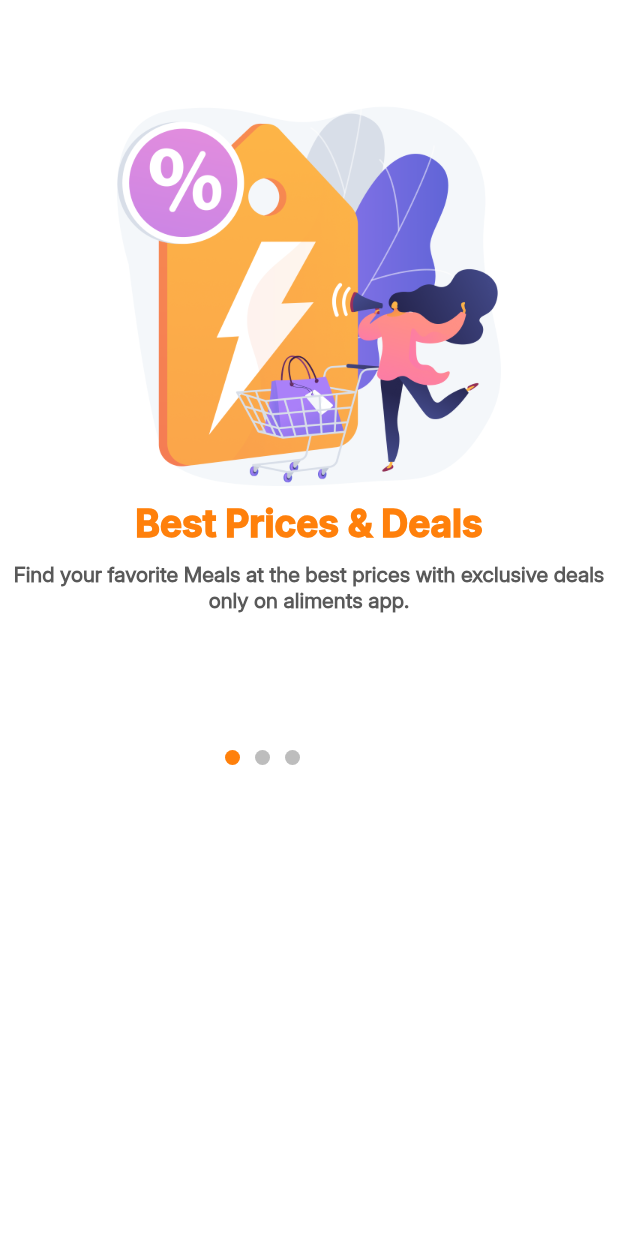
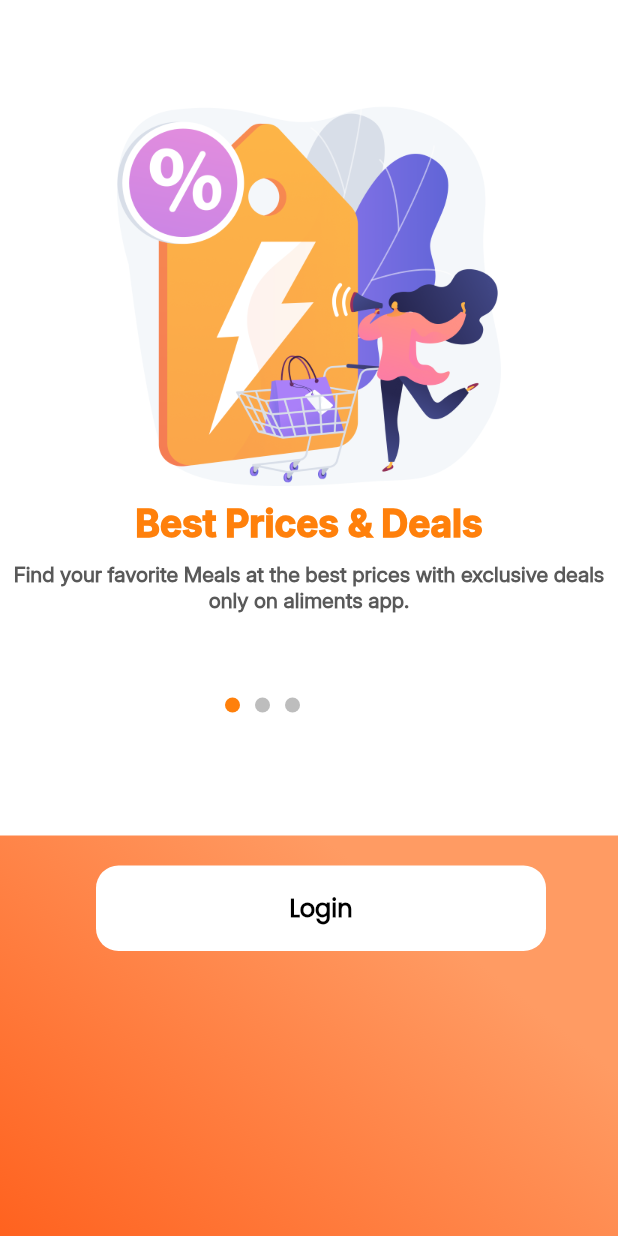
Before and after one commit to Developer-Waqas/Login-SignUp_UI, a Flutter app: the screen it shows after launch, on a phone screen of 412 x 824 dp. Run offline on Flutter 3.47's test engine with Material 3 defaults, Android fonts, the phone set to English and light mode, and no system bars; our stand-ins replace get.

Commit message:
Initial Commit

```diff
--- a/lib/constants/app_style/app_style.dart
+++ b/lib/constants/app_style/app_style.dart
@@ -30,4 +30,12 @@
     color: Color(0xff595959),
     decoration: TextDecoration.none,
   );
+
+  // Button Style
+  static const TextStyle buttonStyle1 = TextStyle(
+    fontSize: 16,
+    fontFamily: 'PoppinsRegular',
+    color: Colors.black,
+    decoration: TextDecoration.none,
+  );
 }
--- a/lib/screens/onboarding_screen/onboarding_screen.dart
+++ b/lib/screens/onboarding_screen/onboarding_screen.dart
@@ -1,3 +1,5 @@
+import 'package:login_signup_ui/widgets/custom_button/custom_button.dart';
+
 import '../../constants/app_linker/app_linker.dart';
 
 class OnboardingScreen extends StatelessWidget {
@@ -50,7 +52,7 @@
               );
             }),
         Positioned(
-          top: 500,
+          top: 465,
           left: 145,
           child: Obx(
             () => Row(
@@ -75,7 +77,40 @@
         ),
         SizedBox(
           height: 50,
-        )
+        ),
+        Positioned(
+          bottom: 0,
+          child: Container(
+            height: 267,
+            width: 428,
+            decoration: BoxDecoration(
+              gradient: LinearGradient(
+                begin: Alignment.topCenter,
+                end: Alignment.bottomLeft,
+                colors: [
+                  AppColors().primaryGradColor,
+                  AppColors().secondaryGradColor,
+                ],
+              ),
+            ),
+            child: Column(
+              children: [
+                SizedBox(
+                  height: 20,
+                ),
+                CustomButton(
+                  onPressed: () {},
+                  text: 'Login',
+                  height: 57,
+                  width: 300,
+                  color: Colors.white,
+                  textStyle: AppStyle.buttonStyle1,
+                  borderRadius: BorderRadius.circular(15),
+                ),
+              ],
+            ),
+          ),
+        ),
       ],
     );
   }
--- /dev/null
+++ b/lib/widgets/custom_button/custom_button.dart
@@ -0,0 +1,38 @@
+import '../../constants/app_linker/app_linker.dart';
+
+// ignore: must_be_immutable
+class CustomButton extends StatelessWidget {
+  double? height;
+  double? width;
+  String text;
+  TextStyle? textStyle;
+  Color? color;
+  BorderRadiusGeometry? borderRadius;
+  void Function()? onPressed;
+
+  CustomButton({
+    super.key,
+    this.height,
+    this.width,
+    required this.text,
+    this.textStyle,
+    this.color,
+    this.borderRadius,
+    required this.onPressed,
+  });
+
+  @override
+  Widget build(BuildContext context) {
+    return GestureDetector(
+      onTap: onPressed,
+      child: Container(
+        height: height,
+        width: width,
+        decoration: BoxDecoration(color: color, borderRadius: borderRadius),
+        child: Center(
+          child: Text(text, style: textStyle),
+        ),
+      ),
+    );
+  }
+}
```
